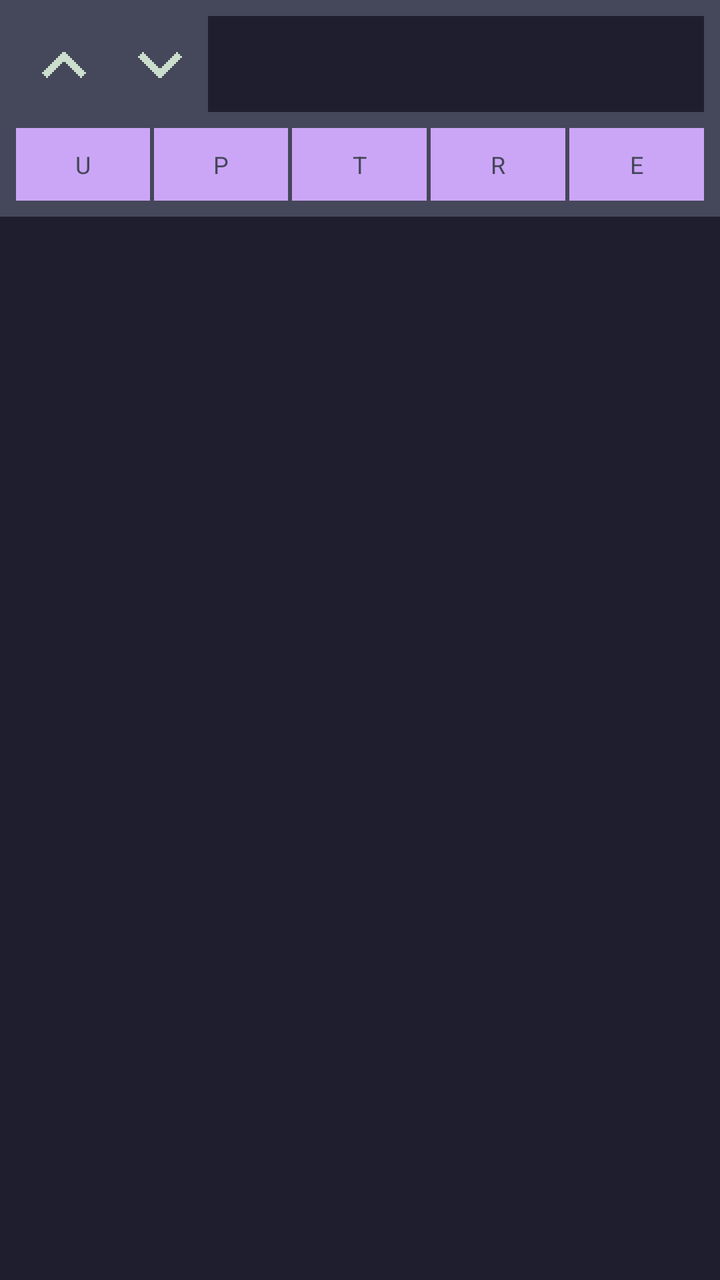
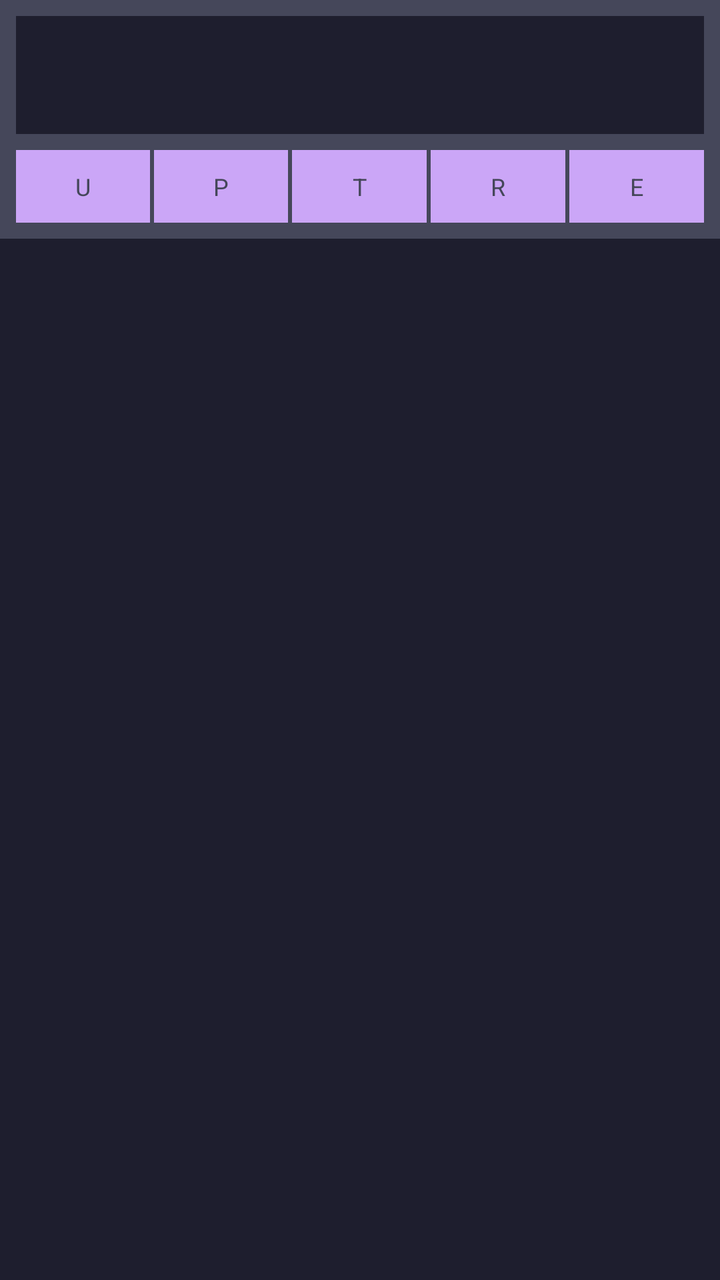

The first picture is an Android layout as it rendered before a commit; the second is the same layout after the commit. The layout source and the unified diff follow.
<!-- AndroidManifest.xml: application theme Theme.Okapi -->
<!-- res/layout/list_item_entry.xml -->
<?xml version="1.0" encoding="utf-8"?>
<LinearLayout xmlns:android="http://schemas.android.com/apk/res/android"
    android:id="@+id/entry_row"
    style="@style/VerticalList">

    <LinearLayout
        style="@style/HorizontalList"
        android:background="@color/surface_0"
        android:paddingLeft="@dimen/space_between_elements"
        android:paddingTop="@dimen/space_between_elements"
        android:paddingRight="@dimen/space_between_elements"
        android:paddingBottom="@dimen/space_between_elements">

        <FrameLayout
            android:id="@+id/ascend_button"
            android:layout_width="wrap_content"
            android:layout_height="wrap_content"
            android:padding="@dimen/small">

            <ImageView
                android:id="@+id/ascend_icon"
                style="@style/Icon24"
                android:contentDescription="@string/altdescr_move_up"
                android:src="@drawable/px_chevron_up"
                android:tag="accent" />
        </FrameLayout>

        <FrameLayout
            android:id="@+id/descend_button"
            android:layout_width="wrap_content"
            android:layout_height="wrap_content"
            android:padding="@dimen/small">

            <ImageView
                android:id="@+id/descend_icon"
                style="@style/Icon24"
                android:contentDescription="@string/altdescr_move_down"
                android:src="@drawable/px_chevron_down"
                android:tag="accent" />
        </FrameLayout>

        <TextView
            android:id="@+id/row_text"
            style="@style/Text"
            android:layout_width="0dp"
            android:layout_height="match_parent"
            android:layout_weight="1"
            android:background="@color/base"
            android:textSize="@dimen/h2"
            android:ellipsize="end"
            android:gravity="center_vertical"
            android:padding="@dimen/space_between_elements"
            android:singleLine="true" />

        <TextView
            android:id="@+id/row_date"
            style="@style/Text"
            android:layout_width="wrap_content"
            android:layout_height="match_parent"
            android:background="@color/base"
            android:gravity="center"
            android:padding="@dimen/space_between_elements"
            android:textColor="@color/disabled"
            android:textSize="@dimen/small" />
    </LinearLayout>

    <LinearLayout
        android:id="@+id/row_actions"
        style="@style/HorizontalList"
        android:background="@color/surface_0"
        android:paddingLeft="@dimen/space_between_elements"
        android:paddingRight="@dimen/space_between_elements"
        android:paddingBottom="@dimen/space_between_elements">

        <Button
            android:id="@+id/row_user"
            style="@style/BTN_Small"
            android:layout_width="0dp"
            android:layout_height="wrap_content"
            android:layout_weight="1"
            android:text="U" />

        <View style="@style/SeparatorListHorizontalSmall" />

        <Button
            android:id="@+id/row_password"
            style="@style/BTN_Small"
            android:layout_width="0dp"
            android:layout_height="wrap_content"
            android:layout_weight="1"
            android:text="P" />

        <View style="@style/SeparatorListHorizontalSmall" />

        <Button
            android:id="@+id/row_totp"
            style="@style/BTN_Small"
            android:layout_width="0dp"
            android:layout_height="wrap_content"
            android:layout_weight="1"
            android:text="T" />

        <View style="@style/SeparatorListHorizontalSmall" />

        <Button
            android:id="@+id/row_url"
            style="@style/BTN_Small"
            android:layout_width="0dp"
            android:layout_height="wrap_content"
            android:layout_weight="1"
            android:text="R" />

        <View style="@style/SeparatorListHorizontalSmall" />

        <Button
            android:id="@+id/row_edit"
            style="@style/BTN_Small"
            android:layout_width="0dp"
            android:layout_height="wrap_content"
            android:layout_weight="1"
            android:text="E" />
    </LinearLayout>

    <View style="@style/SeparatorListVertical" />
</LinearLayout>
<!-- resources referenced by this layout -->
<resources>
  <color name="base">#1E1E2E</color>
  <color name="disabled">#585B70</color>
  <color name="surface_0">#45475A</color>
  <dimen name="h2">32sp</dimen>
  <dimen name="small">12sp</dimen>
  <dimen name="space_between_elements">8dp</dimen>
  <!-- drawable px_chevron_down (drawable) -->
  <vector xmlns:android="http://schemas.android.com/apk/res/android"
      android:width="24dp"
      android:height="24dp"
      android:viewportWidth="24"
      android:viewportHeight="24">
      <path
          android:fillColor="#CBDECD"
          android:pathData="M23,8l0,1l-1,0l0,1l-1,0l0,1l-1,0l0,1l-1,0l0,1l-1,0l0,1l-1,0l0,1l-1,0l0,1l-1,0l0,1l-1,0l0,1l-1,0l0,1l-2,0l0,-1l-1,0l0,-1l-1,0l0,-1l-1,0l0,-1l-1,0l0,-1l-1,0l0,-1l-1,0l0,-1l-1,0l0,-1l-1,0l0,-1l-1,0l0,-1l-1,0l0,-1l1,0l0,-1l1,0l0,-1l1,0l0,1l1,0l0,1l1,0l0,1l1,0l0,1l1,0l0,1l1,0l0,1l1,0l0,1l1,0l0,1l2,0l0,-1l1,0l0,-1l1,0l0,-1l1,0l0,-1l1,0l0,-1l1,0l0,-1l1,0l0,-1l1,0l0,-1l1,0l0,1l1,0l0,1l1,0z" />
  </vector>
  <!-- drawable px_chevron_up (drawable) -->
  <vector xmlns:android="http://schemas.android.com/apk/res/android"
      android:width="24dp"
      android:height="24dp"
      android:viewportWidth="24"
      android:viewportHeight="24">
      <path
          android:fillColor="#CBDECD"
          android:pathData="M23,16l0,1l-1,0l0,1l-1,0l0,1l-1,0l0,-1l-1,0l0,-1l-1,0l0,-1l-1,0l0,-1l-1,0l0,-1l-1,0l0,-1l-1,0l0,-1l-1,0l0,-1l-2,0l0,1l-1,0l0,1l-1,0l0,1l-1,0l0,1l-1,0l0,1l-1,0l0,1l-1,0l0,1l-1,0l0,1l-1,0l0,-1l-1,0l0,-1l-1,0l0,-1l1,0l0,-1l1,0l0,-1l1,0l0,-1l1,0l0,-1l1,0l0,-1l1,0l0,-1l1,0l0,-1l1,0l0,-1l1,0l0,-1l1,0l0,-1l2,0l0,1l1,0l0,1l1,0l0,1l1,0l0,1l1,0l0,1l1,0l0,1l1,0l0,1l1,0l0,1l1,0l0,1l1,0l0,1l1,0z" />
  </vector>
  <string name="altdescr_move_down">Move down</string>
  <string name="altdescr_move_up">Move up</string>
  <style name="BTN_Small" parent="BlockFlow">
          <item name="android:textColor">@color/surface_0</item>
          <item name="android:background">@color/accent</item>
          <item name="android:padding">10dp</item>
          <item name="android:textSize">@dimen/small</item>
      </style>
  <style name="HorizontalList" parent="BlockFlow">
          <item name="android:orientation">horizontal</item>
          <item name="android:gravity">center_vertical</item>
      </style>
  <style name="Icon24">
          <item name="android:layout_width">24dp</item>
          <item name="android:layout_height">24dp</item>
          <item name="android:layout_gravity">center</item>
      </style>
  <style name="SeparatorListHorizontalSmall">
          <item name="android:layout_width">@dimen/space_between_elements_small</item>
          <item name="android:layout_height">@dimen/space_between_elements_small</item>
      </style>
  <style name="SeparatorListVertical">
          <item name="android:layout_width">match_parent</item>
          <item name="android:layout_height">@dimen/space_between_elements</item>
      </style>
  <style name="Text" parent="BlockFlow">
          <item name="android:textColor">@color/text</item>
          <item name="android:textSize">@dimen/text</item>
      </style>
  <style name="VerticalList" parent="BlockFlow">
          <item name="android:orientation">vertical</item>
      </style>
  <style name="Theme.Okapi" parent="@android:style/Theme.Black.NoTitleBar">
          <item name="android:windowBackground">@color/base</item>
          <item name="android:textColor">@color/text</item>
      </style>
  <style name="BlockFlow">
          <item name="android:layout_width">match_parent</item>
          <item name="android:layout_height">wrap_content</item>
      </style>
  <color name="accent">#CBA6F7</color>
  <dimen name="space_between_elements_small">2dp</dimen>
  <color name="text">#CDD6F4</color>
  <dimen name="text">16sp</dimen>
</resources>

<!-- the commit's change to res/layout/list_item_entry.xml (unified diff, before → after) -->
@@ -4,6 +4,7 @@
     style="@style/VerticalList">
 
     <LinearLayout
+        android:id="@+id/row_top"
         style="@style/HorizontalList"
         android:background="@color/surface_0"
         android:paddingLeft="@dimen/space_between_elements"
@@ -11,39 +12,18 @@
         android:paddingRight="@dimen/space_between_elements"
         android:paddingBottom="@dimen/space_between_elements">
 
-        <FrameLayout
-            android:id="@+id/ascend_button"
-            android:layout_width="wrap_content"
-            android:layout_height="wrap_content"
-            android:padding="@dimen/small">
-
-            <ImageView
-                android:id="@+id/ascend_icon"
-                style="@style/Icon24"
-                android:contentDescription="@string/altdescr_move_up"
-                android:src="@drawable/px_chevron_up"
-                android:tag="accent" />
-        </FrameLayout>
-
-        <FrameLayout
-            android:id="@+id/descend_button"
-            android:layout_width="wrap_content"
-            android:layout_height="wrap_content"
-            android:padding="@dimen/small">
-
-            <ImageView
-                android:id="@+id/descend_icon"
-                style="@style/Icon24"
-                android:contentDescription="@string/altdescr_move_down"
-                android:src="@drawable/px_chevron_down"
-                android:tag="accent" />
-        </FrameLayout>
+        <ImageView
+            android:id="@+id/selection_check"
+            style="@style/Icon24"
+            android:layout_marginRight="@dimen/space_between_elements"
+            android:src="@drawable/px_check"
+            android:visibility="gone" />
 
         <TextView
             android:id="@+id/row_text"
             style="@style/Text"
             android:layout_width="0dp"
-            android:layout_height="match_parent"
+            android:layout_height="wrap_content"
             android:layout_weight="1"
             android:background="@color/base"
             android:textSize="@dimen/h2"
<!-- resource entries referenced after the edit -->
@@ -6,7 +6,7 @@
   <dimen name="h2">32sp</dimen>
   <dimen name="small">12sp</dimen>
   <dimen name="space_between_elements">8dp</dimen>
-  <!-- drawable px_chevron_down (drawable) -->
+  <!-- drawable px_check (drawable) -->
   <vector xmlns:android="http://schemas.android.com/apk/res/android"
       android:width="24dp"
       android:height="24dp"
@@ -14,20 +14,8 @@
       android:viewportHeight="24">
       <path
           android:fillColor="#CBDECD"
-          android:pathData="M23,8l0,1l-1,0l0,1l-1,0l0,1l-1,0l0,1l-1,0l0,1l-1,0l0,1l-1,0l0,1l-1,0l0,1l-1,0l0,1l-1,0l0,1l-1,0l0,1l-2,0l0,-1l-1,0l0,-1l-1,0l0,-1l-1,0l0,-1l-1,0l0,-1l-1,0l0,-1l-1,0l0,-1l-1,0l0,-1l-1,0l0,-1l-1,0l0,-1l-1,0l0,-1l1,0l0,-1l1,0l0,-1l1,0l0,1l1,0l0,1l1,0l0,1l1,0l0,1l1,0l0,1l1,0l0,1l1,0l0,1l1,0l0,1l2,0l0,-1l1,0l0,-1l1,0l0,-1l1,0l0,-1l1,0l0,-1l1,0l0,-1l1,0l0,-1l1,0l0,-1l1,0l0,1l1,0l0,1l1,0z" />
+          android:pathData="M19,9l0,1l-1,0l0,1l-1,0l0,1l-1,0l0,1l-1,0l0,1l-1,0l0,1l-1,0l0,1l-1,0l0,1l-2,0l0,-1l-1,0l0,-1l-1,0l0,-1l-1,0l0,-1l-1,0l0,-1l1,0l0,-1l1,0l0,1l1,0l0,1l1,0l0,1l2,0l0,-1l1,0l0,-1l1,0l0,-1l1,0l0,-1l1,0l0,-1l1,0l0,-1l1,0l0,1l1,0z" />
   </vector>
-  <!-- drawable px_chevron_up (drawable) -->
-  <vector xmlns:android="http://schemas.android.com/apk/res/android"
-      android:width="24dp"
-      android:height="24dp"
-      android:viewportWidth="24"
-      android:viewportHeight="24">
-      <path
-          android:fillColor="#CBDECD"
-          android:pathData="M23,16l0,1l-1,0l0,1l-1,0l0,1l-1,0l0,-1l-1,0l0,-1l-1,0l0,-1l-1,0l0,-1l-1,0l0,-1l-1,0l0,-1l-1,0l0,-1l-1,0l0,-1l-2,0l0,1l-1,0l0,1l-1,0l0,1l-1,0l0,1l-1,0l0,1l-1,0l0,1l-1,0l0,1l-1,0l0,1l-1,0l0,-1l-1,0l0,-1l-1,0l0,-1l1,0l0,-1l1,0l0,-1l1,0l0,-1l1,0l0,-1l1,0l0,-1l1,0l0,-1l1,0l0,-1l1,0l0,-1l1,0l0,-1l1,0l0,-1l2,0l0,1l1,0l0,1l1,0l0,1l1,0l0,1l1,0l0,1l1,0l0,1l1,0l0,1l1,0l0,1l1,0l0,1l1,0l0,1l1,0z" />
-  </vector>
-  <string name="altdescr_move_down">Move down</string>
-  <string name="altdescr_move_up">Move up</string>
   <style name="BTN_Small" parent="BlockFlow">
           <item name="android:textColor">@color/surface_0</item>
           <item name="android:background">@color/accent</item>
